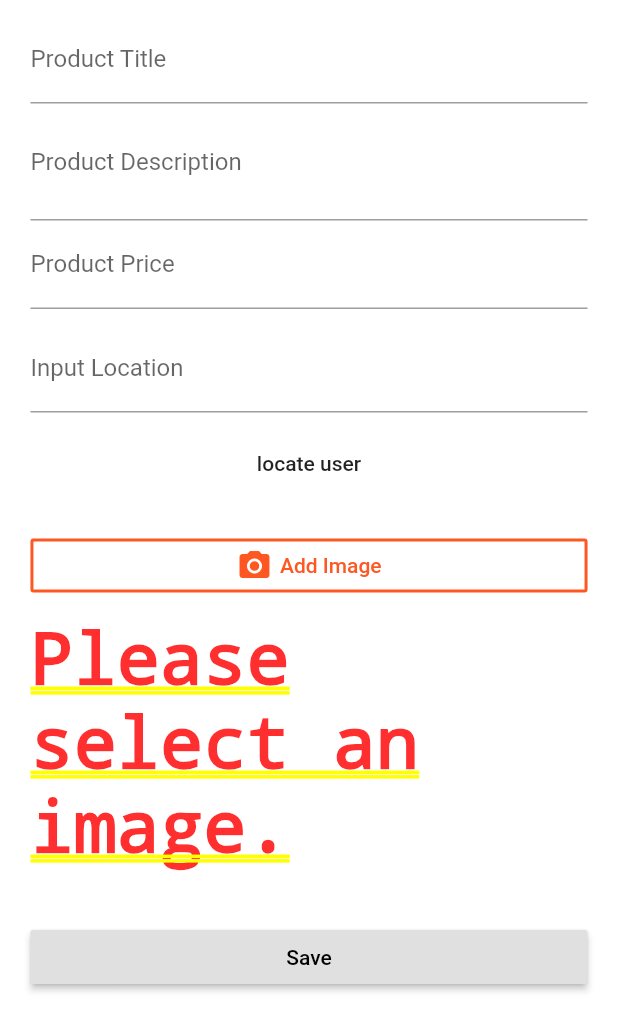
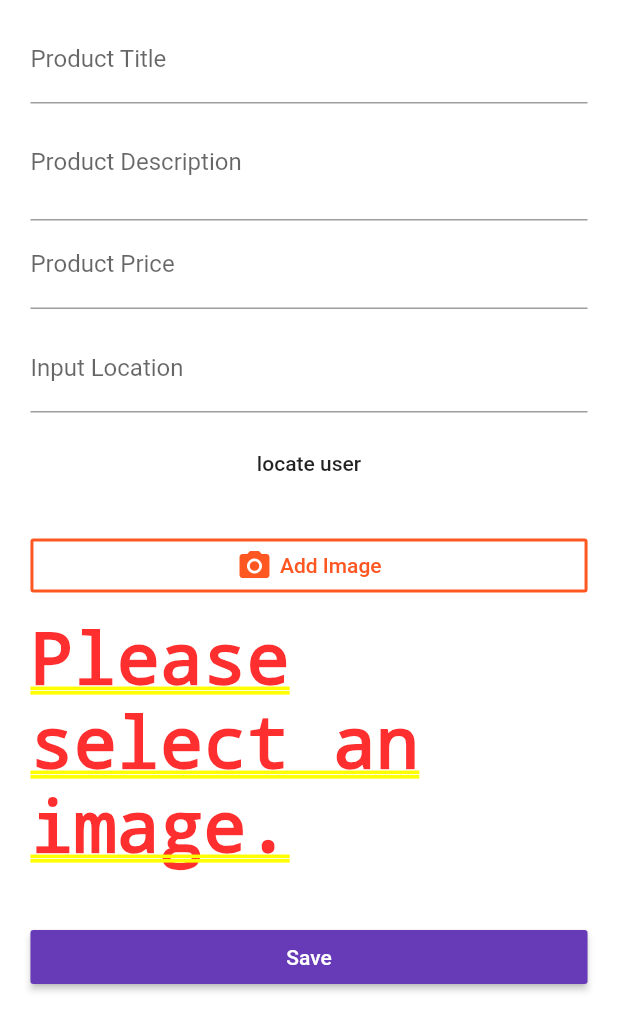
Before and after one commit to ofu997/flutter1, a Flutter app: the ProductEditPage screen opened directly, on a phone screen of 412 x 824 dp. Shown: the top 1031 px of the screen. Run offline on Flutter 3.47's test engine with Material 2 defaults, Android fonts, the phone set to English and light mode, and no system bars; our stand-ins replace image_picker, location, rxdart, shared_preferences; missing offline and left inert: map_view; accounts and stored records are empty; statements that could not run were skipped.

Commit message:
add boxShadow to card, avoid editing when wanting to create, format address, add alternative font

```diff
--- a/lib/pages/auth.dart
+++ b/lib/pages/auth.dart
@@ -2,6 +2,7 @@ import 'package:flutter/material.dart';
 import 'package:scoped_model/scoped_model.dart';
 import '../scoped-models/main.dart';
 import '../models/auth.dart';
+import '../widgets/ui_elements/adaptive_progress_indicator.dart';
 
 class AuthPage extends StatefulWidget {
   @override
@@ -222,13 +223,13 @@ class _AuthPage extends State<AuthPage> with TickerProviderStateMixin{
                       ScopedModelDescendant<MainModel> (
                         builder: (BuildContext context, Widget child, MainModel model){
                           return model.isLoading?
-                          CircularProgressIndicator():
+                          AdaptiveProgressIndicator():
                           RaisedButton(
                             child: Text(_authMode ==AuthMode.Login?
                               'LOGIN':
                               'SIGNUP'
                             ),
-                            textColor: Colors.lime[900],
+                            textColor: Colors.white,
                             onPressed: () => _submitForm(model.authenticate),
                           );
                         }
--- a/lib/pages/product_edit.dart
+++ b/lib/pages/product_edit.dart
@@ -1,4 +1,5 @@
 import 'package:flutter/material.dart';
+import 'package:flutter/cupertino.dart';
 import '../widgets/helpers/ensure-visible.dart';
 import '../models/product.dart';
 import 'package:scoped_model/scoped_model.dart';
@@ -7,6 +8,7 @@ import '../models/location_data.dart';
 import '../widgets/form_inputs/location.dart';
 import 'dart:io';
 import '../widgets/form_inputs/image.dart';
+import '../widgets/ui_elements/adaptive_progress_indicator.dart';
 
 class ProductEditPage extends StatefulWidget {
   @override
@@ -126,9 +128,13 @@ class _ProductEditPageState extends State<ProductEditPage> {
   Widget _buildSubmitButton(){
     return ScopedModelDescendant<MainModel>(
       builder: (BuildContext context, Widget child, MainModel model){
-        return RaisedButton(
+        return model.isLoading
+          ? Center(
+            child: AdaptiveProgressIndicator(),
+          )
+        : RaisedButton(
           child: Text('Save'),
-          textColor: Colors.black,
+          textColor: Colors.white,
           onPressed: () => _submitForm(model.addProduct, model.updateProduct,
             model.selectProduct, model.selectedProductIndex),
         );
@@ -255,7 +261,9 @@ class _ProductEditPageState extends State<ProductEditPage> {
           :
           Scaffold(
               appBar: AppBar(
-                title: Text(model.selectedProduct.title),
+                title: Text('Edit ' + model.selectedProduct.title),
+                elevation: Theme.of(context).platform == TargetPlatform.iOS?
+                  0.0 : 4.0
                 ),
               body: pageContent,
               );
--- a/lib/pages/products.dart
+++ b/lib/pages/products.dart
@@ -32,6 +32,7 @@ class _ProductsPageState extends State<ProductsPage>{
           AppBar(
             automaticallyImplyLeading: false,
             title: Text('Choose below'),
+            elevation: Theme.of(context).platform == TargetPlatform.iOS? 0.0 : 4.0
           ), //automaticallyImplyLeading: whether to assume AppBar actions
           ListTile(
             leading: Icon(Icons.shop),
@@ -66,7 +67,8 @@ class _ProductsPageState extends State<ProductsPage>{
     return Scaffold(
       drawer: _buildSideDrawer(context),
       appBar: AppBar(
-        title: Text('Food List'),
+        title: Text('Item list'),
+        elevation: Theme.of(context).platform == TargetPlatform.iOS ? 0.0 : 4.0,
         actions: <Widget>[
           ScopedModelDescendant<MainModel>(
             builder: (BuildContext context, Widget child, MainModel model) {
--- a/lib/pages/products_admin.dart
+++ b/lib/pages/products_admin.dart
@@ -16,6 +16,7 @@ class ProductsAdminPage extends StatelessWidget {
           AppBar(// what shows up when hamburger menu is clicked
             automaticallyImplyLeading: false,
             title: Text(''),
+            elevation: Theme.of(context).platform == TargetPlatform.iOS? 0.0 : 4.0,
           ), //automaticallyImplyLeading: whether to assume AppBar actions
           ListTile(
             title: Text('All products'),
@@ -36,15 +37,16 @@ class ProductsAdminPage extends StatelessWidget {
         drawer: _buildSideDrawer(context),
         appBar:  AppBar(
           title: Text('Manage products'),
+          elevation: Theme.of(context).platform == TargetPlatform.iOS ? 0.0 : 4.0,
           bottom: TabBar(tabs: <Widget>[
+            Tab(icon: Icon(Icons.list), text: 'My products',),
             Tab(icon: Icon(Icons.create),text: 'Create product',),
-            Tab(icon: Icon(Icons.list), text: 'My products',),
           ],),
         ),
         body: TabBarView(// reads TabBar events and displays content
           children: <Widget>[
+          ProductListPage(model),
           ProductEditPage(),
-          ProductListPage(model)
           ],
         ),
       )
--- a/pubspec.yaml
+++ b/pubspec.yaml
@@ -10,7 +10,7 @@ description: A new Flutter project.
 version: 1.0.0+1
 
 environment:
-  sdk: ">=1.1.1 <3.0.0"
+  sdk: ">=2.2.3 <3.0.0"
 
 dependencies:
   flutter:
@@ -54,6 +54,7 @@ flutter:
     - assets/Oswald-Bold.ttf
     - assets/CottageSans.ttf
     - assets/NotoSans-Regular.ttf
+    - assets/NotoSans-Bold.ttf
   #  - images/a_dot_ham.jpeg
 
   # An image asset can refer to one or more resolution-specific "variants", see
@@ -79,6 +80,7 @@ flutter:
     - family: NotoSans
       fonts:
         - asset: assets/NotoSans-Regular.ttf
+        - asset: assets/NotoSans-Bold.ttf
   #     fonts:
   #       - asset: fonts/Schyler-Regular.ttf
   #       - asset: fonts/Schyler-Italic.ttf
```
Also changed, not shown: lib/main.dart (+8 -6 lines), lib/pages/product.dart (+8 -46 lines), lib/widgets/products/product_card.dart (+15 -1 lines), assets/NotoSans-Bold.ttf (added).
